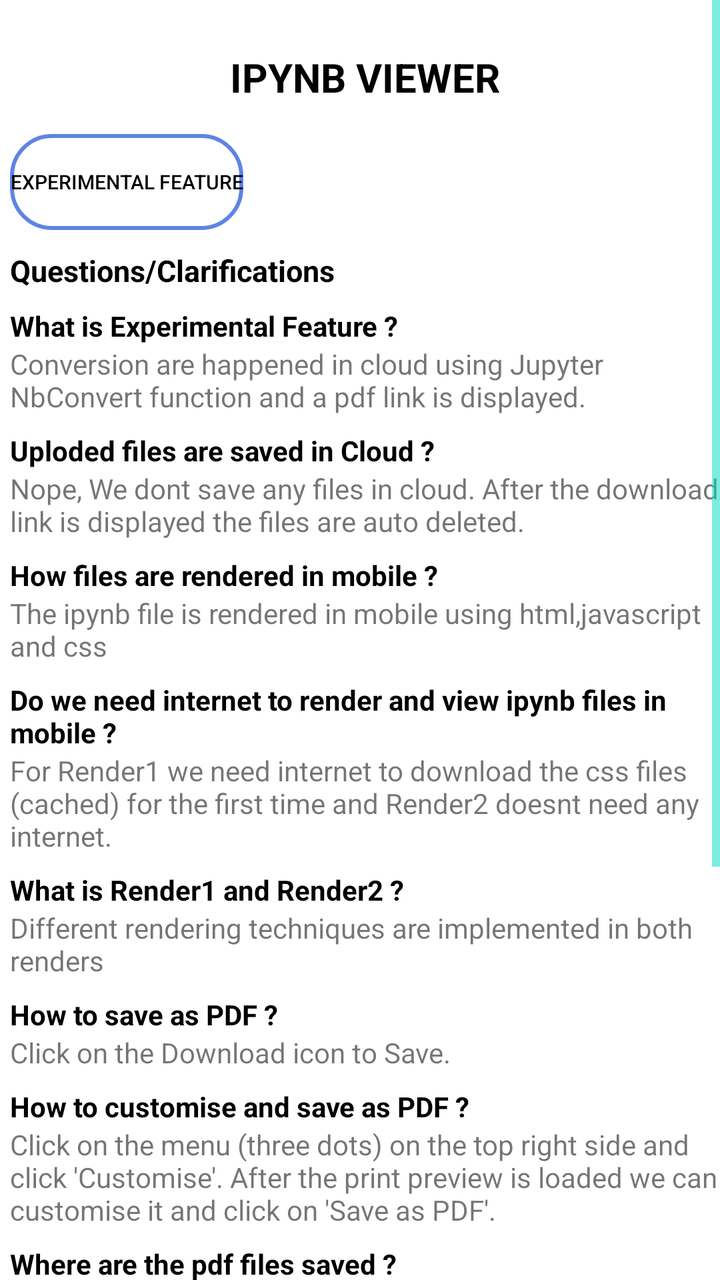
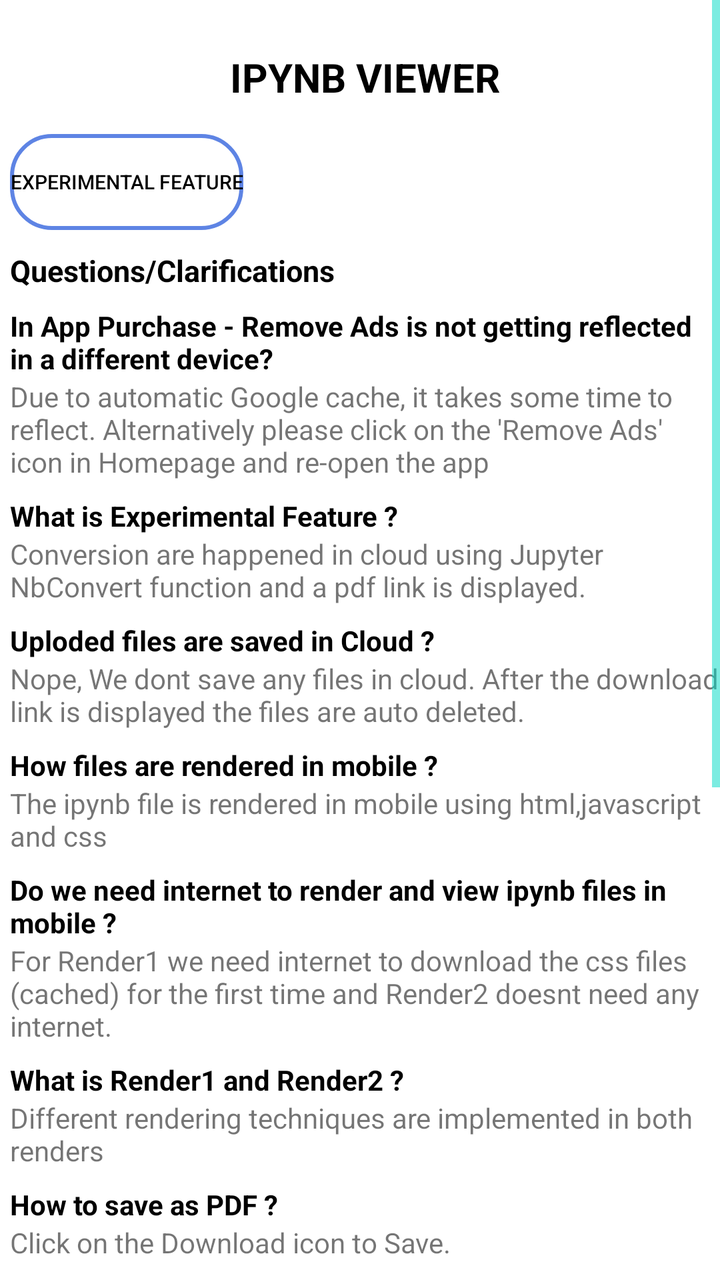

Before-and-after screenshots of an Android layout around one commit, followed by the original layout XML and the change that was made.
<!-- AndroidManifest.xml: application theme Theme.IpynbViewer -->
<!-- res/layout/activity_information.xml -->
<?xml version="1.0" encoding="utf-8"?>
<ScrollView
    xmlns:android="http://schemas.android.com/apk/res/android"
    xmlns:tools="http://schemas.android.com/tools"
    xmlns:app="http://schemas.android.com/apk/res-auto"
    android:layout_width="match_parent"
    android:layout_height="match_parent">
    <LinearLayout
        android:layout_width="match_parent"
        android:layout_height="match_parent"
        android:orientation="vertical"
        android:paddingLeft="5sp">

        
        <TextView
            android:layout_width="wrap_content"
            android:layout_height="wrap_content"
            android:text="IPYNB VIEWER"
            android:paddingTop="25dp"
            android:paddingBottom="15dp"
            android:textStyle="bold"
            android:layout_gravity="center"
            android:textColor="@color/colorText"
            android:textSize="20sp"/>

        
        <Button
            android:id="@+id/experimentalbtn"
            android:layout_width="wrap_content"
            android:layout_height="wrap_content"
            android:text="Experimental Feature"
            android:textSize="10sp"
            android:textColor="@color/colorText"
            android:background="@drawable/mybutton"
            tools:layout_editor_absoluteX="90dp"
            tools:layout_editor_absoluteY="587dp"
            app:backgroundTint="@null"/>

        
        <TextView
            android:layout_width="wrap_content"
            android:layout_height="wrap_content"
            android:text="Questions/Clarifications"
            android:textStyle="bold"
            android:textSize="15sp"
            android:textColor="@color/colorText"
            android:paddingTop="10dp"/>

        <TextView
            android:layout_width="match_parent"
            android:layout_height="wrap_content"
            android:paddingTop="8dp"
            android:text="What is Experimental Feature ?"
            android:textStyle="bold"
            android:textColor="@color/colorText"/>
        <TextView
            android:layout_width="match_parent"
            android:layout_height="wrap_content"
            android:text="Conversion are happened in cloud using Jupyter NbConvert function and a pdf link is displayed."/>
        <TextView
            android:layout_width="match_parent"
            android:layout_height="wrap_content"
            android:paddingTop="8dp"
            android:text="Uploded files are saved in Cloud ?"
            android:textStyle="bold"
            android:textColor="@color/colorText"/>
        <TextView
            android:layout_width="match_parent"
            android:layout_height="wrap_content"
            android:text="Nope, We dont save any files in cloud. After the download link is displayed the files are auto deleted."/>

        <TextView
            android:layout_width="match_parent"
            android:layout_height="wrap_content"
            android:paddingTop="8dp"
            android:text="How files are rendered in mobile ?"
            android:textStyle="bold"
            android:textColor="@color/colorText"/>
        <TextView
            android:layout_width="match_parent"
            android:layout_height="wrap_content"
            android:text="The ipynb file is rendered in mobile using html,javascript and css"/>

        <TextView
            android:layout_width="match_parent"
            android:layout_height="wrap_content"
            android:paddingTop="8dp"
            android:text="Do we need internet to render and view ipynb files in mobile ?"
            android:textStyle="bold"
            android:textColor="@color/colorText"/>
        <TextView
            android:layout_width="match_parent"
            android:layout_height="wrap_content"
            android:text="For Render1 we need internet to download the css files (cached) for the first time and Render2 doesnt need any internet."/>

        <TextView
            android:layout_width="match_parent"
            android:layout_height="wrap_content"
            android:paddingTop="8dp"
            android:text="What is Render1 and Render2 ?"
            android:textStyle="bold"
            android:textColor="@color/colorText"/>
        <TextView
            android:layout_width="match_parent"
            android:layout_height="wrap_content"
            android:text="Different rendering techniques are implemented in both renders"/>

        <TextView
            android:layout_width="match_parent"
            android:layout_height="wrap_content"
            android:paddingTop="8dp"
            android:text="How to save as PDF ?"
            android:textStyle="bold"
            android:textColor="@color/colorText"/>
        <TextView
            android:layout_width="match_parent"
            android:layout_height="wrap_content"
            android:text="Click on the Download icon to Save."/>

        <TextView
            android:layout_width="match_parent"
            android:layout_height="wrap_content"
            android:paddingTop="8dp"
            android:text="How to customise and save as PDF ?"
            android:textStyle="bold"
            android:textColor="@color/colorText"/>
        <TextView
            android:layout_width="match_parent"
            android:layout_height="wrap_content"
            android:text="Click on the menu (three dots) on the top right side and click 'Customise'. After the print preview is loaded we can customise it and click on 'Save as PDF'."/>

        <TextView
            android:layout_width="match_parent"
            android:layout_height="wrap_content"
            android:paddingTop="8dp"
            android:text="Where are the pdf files saved ?"
            android:textStyle="bold"
            android:textColor="@color/colorText"/>
        <TextView
            android:layout_width="match_parent"
            android:layout_height="wrap_content"
            android:text="Files are saved in Documents/IpynbViewer folder. For Experimental feature files are saved in the Downloads folder."/>

        <TextView
            android:layout_width="match_parent"
            android:layout_height="wrap_content"
            android:paddingTop="8dp"
            android:text="Can we edit the ipynb file ?"
            android:textStyle="bold"
            android:textColor="@color/colorText"/>
        <TextView
            android:layout_width="match_parent"
            android:layout_height="wrap_content"
            android:text="No we can't edit or run the file, its just a viewer."/>

        <TextView
            android:layout_width="match_parent"
            android:layout_height="wrap_content"
            android:paddingTop="8dp"
            android:text="How to report issues ?"
            android:textStyle="bold"
            android:textColor="@color/colorText"/>
        <TextView
            android:layout_width="match_parent"
            android:layout_height="wrap_content"
            android:text="Please report any issues in the comments section in store. Please dont report any issues in experimental feature, and that is just an backup option."/>

        <TextView
            android:layout_width="match_parent"
            android:layout_height="wrap_content"
            android:paddingTop="8dp"
            android:text="What are the future plans ?"
            android:textStyle="bold"
            android:textColor="@color/colorText"/>
        <TextView
            android:layout_width="match_parent"
            android:layout_height="wrap_content"
            android:text="1. Currently Experimental feature is running in a basic server and if there are enough support it will be moved to main application with fast servers \n2. Open and View ipynb files directly from file manager.\n3. Render and view ipynb files from links (ex: Gist, Github)\n4. Performance and bug fixes."/>

    </LinearLayout>


</ScrollView>
<!-- resources referenced by this layout -->
<resources>
  <color name="colorText">#FF000000</color>
  <!-- drawable mybutton (drawable) -->
  <?xml version="1.0" encoding="utf-8"?>
  <shape xmlns:android="http://schemas.android.com/apk/res/android">
  
      <corners android:radius="20dp" />
      <gradient
          android:endColor="@android:color/transparent"
          android:startColor="@android:color/transparent" />
      <stroke
          android:width="2dp"
          android:color="#5E84E4" /> 
  
  </shape>
  <style name="Theme.IpynbViewer" parent="Theme.MaterialComponents.DayNight.DarkActionBar">
          
          <item name="colorPrimary">@color/purple_500</item>
          <item name="colorPrimaryVariant">@color/purple_700</item>
          <item name="colorOnPrimary">@color/white</item>
          
          <item name="colorSecondary">@color/teal_200</item>
          <item name="colorSecondaryVariant">@color/teal_700</item>
          <item name="colorOnSecondary">@color/black</item>
          
          <item name="android:statusBarColor">?attr/colorPrimaryVariant</item>
          
          <item name="windowNoTitle">true</item>
  
          <item name="android:windowFullscreen">true</item>
  
          <item name="android:textColorSecondary">@color/teal_200</item>
      </style>
  <color name="purple_500">#FF6200EE</color>
  <color name="purple_700">#FF3700B3</color>
  <color name="white">#FFFFFFFF</color>
  <color name="teal_200">#FF03DAC5</color>
  <color name="teal_700">#FF018786</color>
  <color name="black">#FF000000</color>
</resources>

<!-- the commit's change to res/layout/activity_information.xml (unified diff, before → after) -->
@@ -50,6 +50,19 @@
             android:layout_width="match_parent"
             android:layout_height="wrap_content"
             android:paddingTop="8dp"
+            android:text="In App Purchase - Remove Ads is not getting reflected in a different device? "
+            android:textStyle="bold"
+            android:textColor="@color/colorText"/>
+        <TextView
+            android:layout_width="match_parent"
+            android:layout_height="wrap_content"
+            android:text="Due to automatic Google cache, it takes some time to reflect. Alternatively please click on the 'Remove Ads' icon in Homepage and re-open the app"/>
+
+
+        <TextView
+            android:layout_width="match_parent"
+            android:layout_height="wrap_content"
+            android:paddingTop="8dp"
             android:text="What is Experimental Feature ?"
             android:textStyle="bold"
             android:textColor="@color/colorText"/>
@@ -57,6 +70,7 @@
             android:layout_width="match_parent"
             android:layout_height="wrap_content"
             android:text="Conversion are happened in cloud using Jupyter NbConvert function and a pdf link is displayed."/>
+
         <TextView
             android:layout_width="match_parent"
             android:layout_height="wrap_content"
